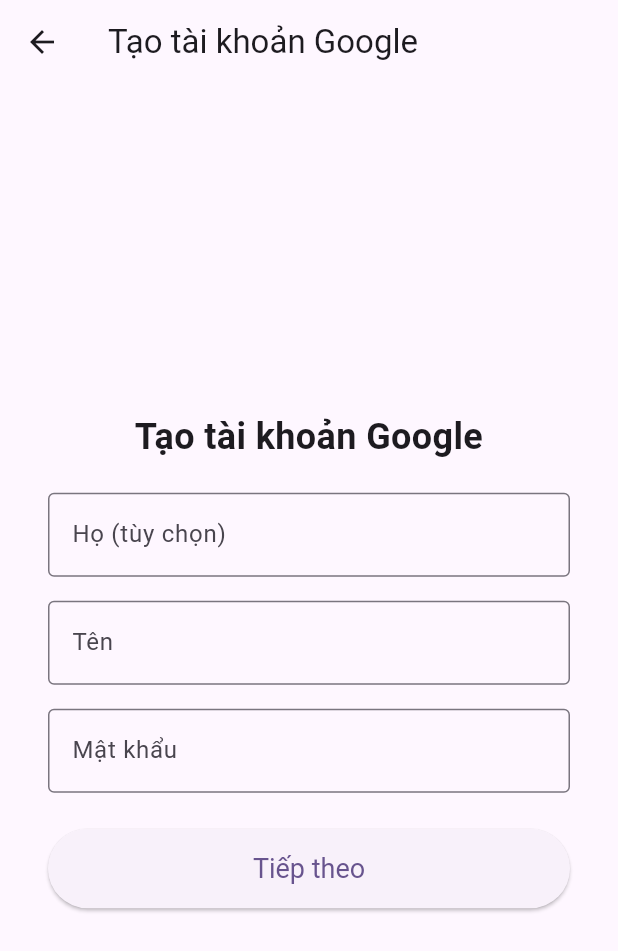
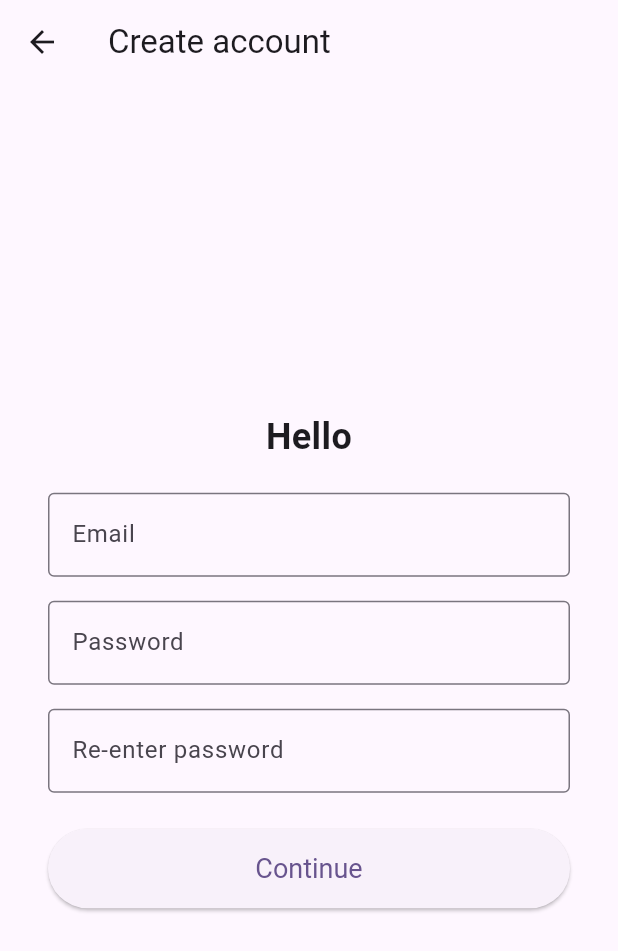
Before and after one commit to baoonhii/SIMULATED-EMAIL-SERVICE-APPLICATION, a Flutter app: the screen it shows after launch, after a tap on "Create account", on a phone screen of 412 x 824 dp. Shown: the top 951 px of the screen. Run offline on Flutter 3.47's test engine with Material 3 defaults, Android fonts, the light colour scheme and no system bars; our stand-ins replace shared_preferences; accounts and stored records are empty; generated files the repository leaves out were written again; network calls fail.

Commit message:
more connecting

```diff
--- a/lib/auth/login.dart
+++ b/lib/auth/login.dart
@@ -7,6 +7,7 @@
 import '../constants.dart';
 import '../state_management/account_provider.dart';
 import '../utils/validators.dart';
+import '../views/gmail_base_screen.dart';
 
 class GmailLoginScreen extends StatefulWidget {
   const GmailLoginScreen({super.key});
@@ -19,6 +20,8 @@
   final _formKey = GlobalKey<FormState>();
   final _emailController = TextEditingController();
   final _passwordController = TextEditingController();
+
+  final FocusNode _focusNode = FocusNode();
 
   bool _isPasswordVisible = false;
   bool _isLoading = false;
@@ -64,10 +67,10 @@
         );
 
         if (account != null) {
-
           // Navigate to next screen or show success
           if (mounted) {
-            final accountProvider = Provider.of<AccountProvider>(context, listen: false);
+            final accountProvider =
+                Provider.of<AccountProvider>(context, listen: false);
             accountProvider.setCurrentAccount(account);
             Navigator.pushReplacementNamed(
               context,
@@ -105,16 +108,15 @@
   void dispose() {
     _emailController.dispose();
     _passwordController.dispose();
+    _focusNode.dispose();
     super.dispose();
   }
 
   @override
   Widget build(BuildContext context) {
-    return Scaffold(
-      appBar: AppBar(
-        title: Text(AppLocalizations.of(context)!.signin),
-        centerTitle: true,
-      ),
+    return GmailBaseScreen(
+      title: AppLocalizations.of(context)!.signin,
+      addDrawer: false,
       body: Padding(
         padding: const EdgeInsets.all(16.0),
         child: Form(
--- a/lib/l10n/intl_en.arb
+++ b/lib/l10n/intl_en.arb
@@ -16,6 +16,7 @@
     "createAccount": "Create account",
     "forgotPassword": "Forgot password",
     "password": "Password",
+    "rePassword": "Re-enter password",
     "signin": "Sign in",
     "language_EN": "English",
     "language_VI": "Vietnamese",
@@ -34,5 +35,7 @@
     "notifications": "Notifications",
     "turnOnAutoRep": "Turn on Auto-reply",
     "autoRepMessage": "Auto-reply",
-    "autoRepMessageHint": "Enter a message that will be sent automatically"
+    "autoRepMessageHint": "Enter a message that will be sent automatically",
+    "hello": "Hello",
+    "continueNext": "Continue"
 }
--- a/lib/l10n/intl_vi.arb
+++ b/lib/l10n/intl_vi.arb
@@ -16,6 +16,7 @@
     "createAccount": "Tạo tài khoản",
     "forgotPassword": "Quên mật khẩu",
     "password": "Mật khẩu",
+    "rePassword": "Nhập lại mật khẩu",
     "signin": "Đăng nhập",
     "language_EN": "Tiếng Anh",
     "language_VI": "Tiếng Việt",
@@ -34,5 +35,7 @@
     "notifications": "Thông báo",
     "turnOnAutoRep": "Bật trả lời tự động",
     "autoRepMessage": "Tin nhắn tự động",
-    "autoRepMessageHint": "Nhập tin nhắn tự động của bạn ở đây"
+    "autoRepMessageHint": "Nhập tin nhắn tự động của bạn ở đây",
+    "hello": "Xin chào",
+    "continueNext": "Tiếp tục"
 }
--- a/lib/manager.dart
+++ b/lib/manager.dart
@@ -4,6 +4,7 @@
 import 'auth/login.dart';
 import 'constants.dart';
 import 'views/auto_reply_settings_screen.dart';
+import 'views/edit_profile_screen.dart';
 import 'views/gmail_email_detail_screen.dart';
 import 'views/gmail_inbox_screen.dart';
 import 'views/gmail_register_screen.dart';
@@ -78,6 +79,7 @@
     final Map<String, WidgetBuilder> routeMap = {
       SettingsRoutes.USER.value: (context) => const UserSettingsScreen(),
       SettingsRoutes.AUTOREP.value: (context) => const AutoReplySettingsScreen(),
+      SettingsRoutes.EDITPROFILE.value: (context) => const EditProfileScreen(),
     };
 
     WidgetBuilder builder = routeMap[path] ?? (context) => const Screen404();
--- a/lib/views/auto_reply_settings_screen.dart
+++ b/lib/views/auto_reply_settings_screen.dart
@@ -19,6 +19,7 @@
   Widget build(BuildContext context) {
     return GmailBaseScreen(
       title: AppLocalizations.of(context)!.autoRepSetting,
+      addDrawer: false,
       body: ListView(
         padding: const EdgeInsets.all(16.0),
         children: [
--- a/lib/views/gmail_base_screen.dart
+++ b/lib/views/gmail_base_screen.dart
@@ -9,6 +9,7 @@
   final Widget body;
   final Widget? appBarWidget;
   final FloatingActionButton? floatingActionButton;
+  final bool addDrawer;
 
   const GmailBaseScreen({
     super.key,
@@ -16,6 +17,7 @@
     required this.body,
     this.appBarWidget,
     this.floatingActionButton,
+    this.addDrawer = true,
   });
 
   @override
@@ -34,6 +36,8 @@
           context,
         );
 
+    final drawer = widget.addDrawer ? const GmailDrawer() : null;
+
     return Scaffold(
       appBar: AppBar(
         title: widget.appBarWidget ?? Text(widget.title),
@@ -44,7 +48,7 @@
           _focusNode,
         ),
       ),
-      drawer: const GmailDrawer(),
+      drawer: drawer,
       body: GestureDetector(
         onTap: () {
           // Unfocus the dropdown when the body is tapped
--- a/lib/views/gmail_register_screen.dart
+++ b/lib/views/gmail_register_screen.dart
@@ -1,6 +1,14 @@
 import 'package:flutter/material.dart';
+import 'package:flutter_gen/gen_l10n/app_localizations.dart';
 
-class GmailRegisterScreen extends StatelessWidget {
+class GmailRegisterScreen extends StatefulWidget {
+  const GmailRegisterScreen({super.key});
+
+  @override
+  State<GmailRegisterScreen> createState() => _GmailRegisterScreenState();
+}
+
+class _GmailRegisterScreenState extends State<GmailRegisterScreen> {
   final TextEditingController _nameController = TextEditingController();
   final TextEditingController _surnameController = TextEditingController();
   final TextEditingController _emailController = TextEditingController();
@@ -10,7 +18,7 @@
   Widget build(BuildContext context) {
     return Scaffold(
       appBar: AppBar(
-        title: Text('Tạo tài khoản Google'),
+        title: Text(AppLocalizations.of(context)!.createAccount),
       ),
       body: Center(
         child: SingleChildScrollView(
@@ -21,48 +29,49 @@
               crossAxisAlignment: CrossAxisAlignment.stretch,
               children: [
                 Text(
-                  'Tạo tài khoản Google',
-                  style: TextStyle(
+                  AppLocalizations.of(context)!.hello,
+                  style: const TextStyle(
                     fontSize: 24,
                     fontWeight: FontWeight.bold,
                   ),
                   textAlign: TextAlign.center,
                 ),
-                SizedBox(height: 20),
+                const SizedBox(height: 20),
                 TextField(
-                  controller: _surnameController,
-                  decoration: InputDecoration(
-                    labelText: 'Họ (tùy chọn)',
+                  controller: _nameController,
+                  decoration: const InputDecoration(
+                    labelText: 'Email',
                     border: OutlineInputBorder(),
                   ),
                 ),
-                SizedBox(height: 16),
-                TextField(
-                  controller: _nameController,
-                  decoration: InputDecoration(
-                    labelText: 'Tên',
-                    border: OutlineInputBorder(),
-                  ),
-                ),
-                SizedBox(height: 16),
+                const SizedBox(height: 16),
                 TextField(
                   controller: _passwordController,
                   decoration: InputDecoration(
-                    labelText: 'Mật khẩu',
-                    border: OutlineInputBorder(),
+                    labelText: AppLocalizations.of(context)!.password,
+                    border: const OutlineInputBorder(),
                   ),
                   obscureText: true,
                 ),
-                SizedBox(height: 24),
+                const SizedBox(height: 16),
+                TextField(
+                  controller: _passwordController,
+                  decoration: InputDecoration(
+                    labelText: AppLocalizations.of(context)!.rePassword,
+                    border: const OutlineInputBorder(),
+                  ),
+                  obscureText: true,
+                ),
+                const SizedBox(height: 24),
                 ElevatedButton(
                   onPressed: () {
-                    Navigator.pushNamed(context, '/basic-info');
+                    Navigator.pushNamed(context, '/');
                   },
-                  child: Text('Tiếp theo'),
                   style: ElevatedButton.styleFrom(
-                    padding: EdgeInsets.symmetric(vertical: 16),
-                    textStyle: TextStyle(fontSize: 18),
+                    padding: const EdgeInsets.symmetric(vertical: 16),
+                    textStyle: const TextStyle(fontSize: 18),
                   ),
+                  child: Text(AppLocalizations.of(context)!.continueNext),
                 ),
               ],
             ),
--- a/lib/views/user_settings_screen.dart
+++ b/lib/views/user_settings_screen.dart
@@ -1,10 +1,8 @@
 import 'package:flutter/material.dart';
 import 'package:flutter_email/views/gmail_base_screen.dart';
 import 'package:flutter_gen/gen_l10n/app_localizations.dart';
-import 'package:provider/provider.dart';
 
 import '../constants.dart';
-import '../state_management/account_provider.dart';
 
 class UserSettingsScreen extends StatefulWidget {
   const UserSettingsScreen({super.key});
@@ -16,9 +14,6 @@
 class _UserSettingsScreenState extends State<UserSettingsScreen> {
   @override
   Widget build(BuildContext context) {
-    final accountProvider = Provider.of<AccountProvider>(context);
-    final currentAccount = accountProvider.currentAccount!;
-
     return GmailBaseScreen(
       title: AppLocalizations.of(context)!.userSettings,
       body: ListView(
```
Also changed, not shown: lib/data_classes.dart (+7 -0 lines), lib/other_widgets/drawer.dart (+3 -12 lines), lib/views/edit_profile_screen.dart (+14 -10 lines).
